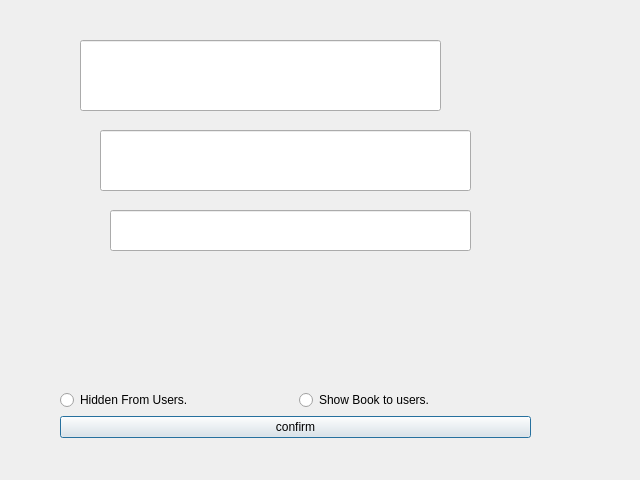
Old version of the form CS106LibrarySys/editbookdialog.ui in the repository hunterjreid/Library-Management-System.
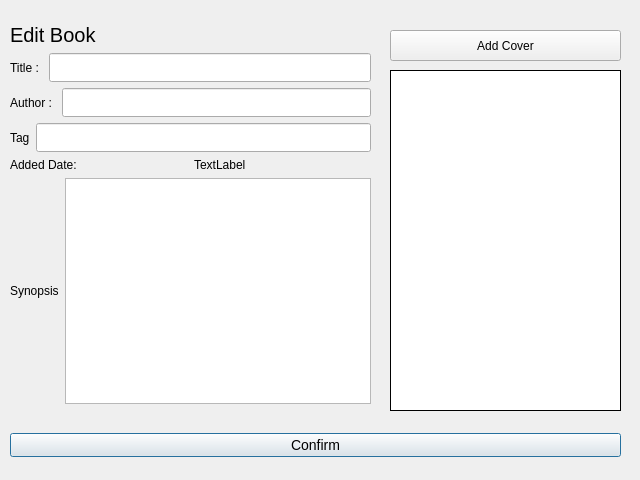
New version of the form.

Diff of the .ui file:
```diff
--- a/CS106LibrarySys/editbookdialog.ui
+++ b/CS106LibrarySys/editbookdialog.ui
@@ -16,69 +16,173 @@
   <widget class="QWidget" name="layoutWidget">
    <property name="geometry">
     <rect>
-     <x>60</x>
-     <y>390</y>
-     <width>471</width>
+     <x>10</x>
+     <y>420</y>
+     <width>611</width>
      <height>50</height>
     </rect>
    </property>
    <layout class="QVBoxLayout" name="verticalLayout">
-    <item>
-     <layout class="QHBoxLayout" name="horizontalLayout">
-      <item>
-       <widget class="QRadioButton" name="radioButton_hide">
-        <property name="text">
-         <string>Hidden From Users.</string>
-        </property>
-       </widget>
-      </item>
-      <item>
-       <widget class="QRadioButton" name="radioButton_show">
-        <property name="text">
-         <string>Show Book to users.</string>
-        </property>
-       </widget>
-      </item>
-     </layout>
-    </item>
     <item>
      <widget class="QPushButton" name="confirmbtn">
+      <property name="styleSheet">
+       <string notr="true">font-size:14px;</string>
+      </property>
       <property name="text">
-       <string>confirm</string>
+       <string>Confirm</string>
       </property>
      </widget>
     </item>
    </layout>
   </widget>
-  <widget class="QLineEdit" name="title">
+  <widget class="QLabel" name="imagePreview">
    <property name="geometry">
     <rect>
-     <x>80</x>
-     <y>40</y>
-     <width>361</width>
-     <height>71</height>
+     <x>390</x>
+     <y>70</y>
+     <width>231</width>
+     <height>341</height>
     </rect>
    </property>
+   <property name="styleSheet">
+    <string notr="true">background: white;
+border: 1px solid;</string>
+   </property>
+   <property name="text">
+    <string/>
+   </property>
   </widget>
-  <widget class="QLineEdit" name="author">
+  <widget class="QPushButton" name="addImageBtn">
    <property name="geometry">
     <rect>
-     <x>100</x>
-     <y>130</y>
-     <width>371</width>
-     <height>61</height>
+     <x>390</x>
+     <y>30</y>
+     <width>231</width>
+     <height>31</height>
     </rect>
    </property>
+   <property name="text">
+    <string>Add Cover</string>
+   </property>
   </widget>
-  <widget class="QLineEdit" name="text">
+  <widget class="QWidget" name="">
    <property name="geometry">
     <rect>
-     <x>110</x>
-     <y>210</y>
+     <x>10</x>
+     <y>23</y>
      <width>361</width>
-     <height>41</height>
+     <height>381</height>
     </rect>
    </property>
+   <layout class="QVBoxLayout" name="verticalLayout_4">
+    <item>
+     <widget class="QLabel" name="label_3">
+      <property name="styleSheet">
+       <string notr="true">font-size:20px;</string>
+      </property>
+      <property name="text">
+       <string>Edit Book</string>
+      </property>
+     </widget>
+    </item>
+    <item>
+     <layout class="QVBoxLayout" name="verticalLayout_3">
+      <item>
+       <layout class="QVBoxLayout" name="verticalLayout_2">
+        <item>
+         <layout class="QHBoxLayout" name="horizontalLayout">
+          <item>
+           <widget class="QLabel" name="label">
+            <property name="text">
+             <string>Title : </string>
+            </property>
+           </widget>
+          </item>
+          <item>
+           <widget class="QLineEdit" name="title">
+            <property name="styleSheet">
+             <string notr="true">padding: 5px;
+font-size: 13px;</string>
+            </property>
+           </widget>
+          </item>
+         </layout>
+        </item>
+        <item>
+         <layout class="QHBoxLayout" name="horizontalLayout_2">
+          <item>
+           <widget class="QLabel" name="label_2">
+            <property name="text">
+             <string>Author : </string>
+            </property>
+           </widget>
+          </item>
+          <item>
+           <widget class="QLineEdit" name="authorLine">
+            <property name="styleSheet">
+             <string notr="true">padding: 5px;
+font-size: 13px;</string>
+            </property>
+           </widget>
+          </item>
+         </layout>
+        </item>
+        <item>
+         <layout class="QHBoxLayout" name="horizontalLayout_3">
+          <item>
+           <widget class="QLabel" name="label_4">
+            <property name="text">
+             <string>Tag</string>
+            </property>
+           </widget>
+          </item>
+          <item>
+           <widget class="QLineEdit" name="tags">
+            <property name="styleSheet">
+             <string notr="true">padding: 5px;
+font-size: 13px;</string>
+            </property>
+           </widget>
+          </item>
+         </layout>
+        </item>
+        <item>
+         <layout class="QHBoxLayout" name="horizontalLayout_4">
+          <item>
+           <widget class="QLabel" name="label_7">
+            <property name="text">
+             <string>Added Date: </string>
+            </property>
+           </widget>
+          </item>
+          <item>
+           <widget class="QLabel" name="addedDateLabel">
+            <property name="text">
+             <string>TextLabel</string>
+            </property>
+           </widget>
+          </item>
+         </layout>
+        </item>
+       </layout>
+      </item>
+      <item>
+       <layout class="QHBoxLayout" name="horizontalLayout_5">
+        <item>
+         <widget class="QLabel" name="label_5">
+          <property name="text">
+           <string>Synopsis</string>
+          </property>
+         </widget>
+        </item>
+        <item>
+         <widget class="QPlainTextEdit" name="plainTextEdit"/>
+        </item>
+       </layout>
+      </item>
+     </layout>
+    </item>
+   </layout>
   </widget>
  </widget>
  <resources/>
```
Left out of the diff: 2 changed lines with no effect on the pictures.
